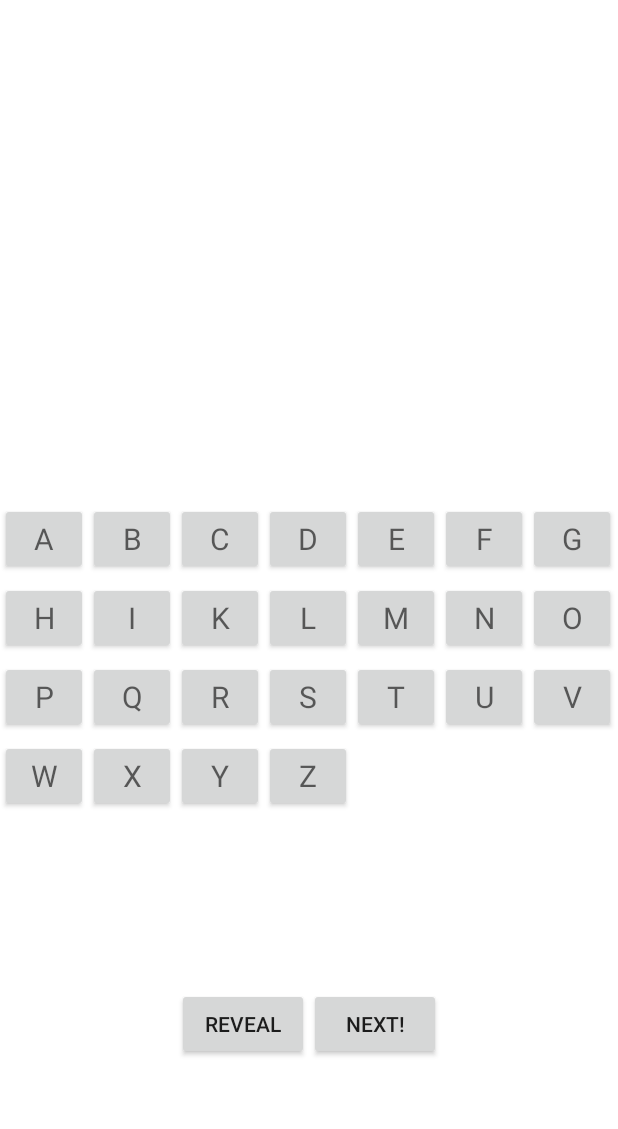
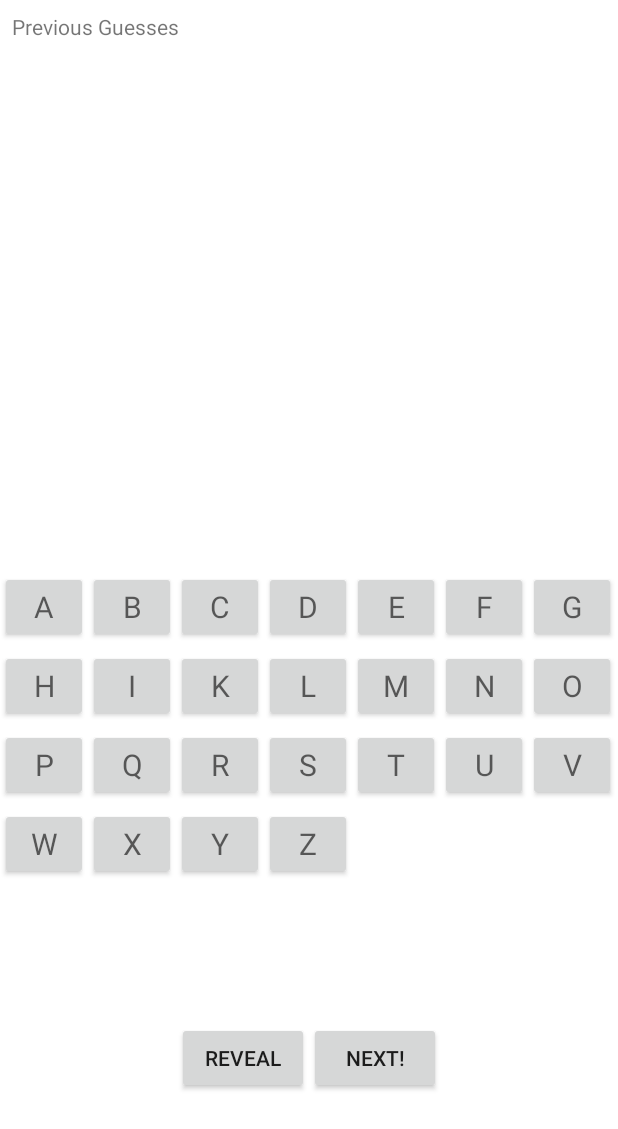
Before and after one commit to ccharle/WordTrivia, an Android app: the screen it shows after launch (MainActivity), on a phone screen of 412 x 824 dp. Shown: the top 1129 px of the screen. Run offline under Robolectric (Android 15) with nearby library versions, the phone set to English and light mode, and no system bars.

Commit message:
fix UI inconsistency

```diff
--- a/app/src/main/res/layout/activity_main.xml
+++ b/app/src/main/res/layout/activity_main.xml
@@ -114,7 +114,7 @@
     <RelativeLayout
         android:id="@+id/relative_layoutscrollview"
         android:layout_width="0dp"
-        android:layout_height="wrap_content"
+        android:layout_height="200dp"
         android:layout_marginStart="8dp"
         android:layout_marginTop="8dp"
         android:layout_marginEnd="8dp"
@@ -139,7 +139,7 @@
             android:scrollbars="vertical"
             android:singleLine="false"
             android:layout_alignParentLeft="true"
-            android:text="" />
+            android:text="@string/previous_guesses" />
 
 
 
--- a/app/src/main/res/values/strings.xml
+++ b/app/src/main/res/values/strings.xml
@@ -5,4 +5,5 @@
     <string name="next">Next!</string>
     <string name="the_word_is">The Word is...</string>
     <string name="reveal">Reveal</string>
+    <string name="previous_guesses">Previous Guesses</string>
 </resources>
```
Also changed, not shown: app/src/main/java/org/pursuit/wordtrivia/view/MainActivity.kt (+3 -7 lines).
